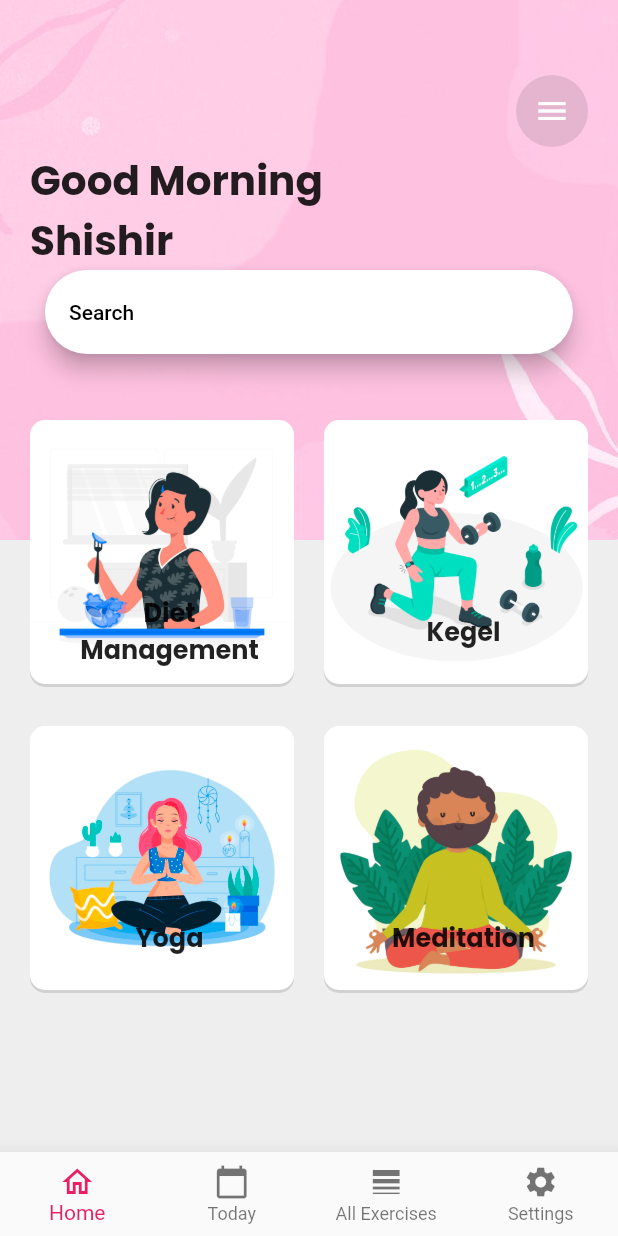
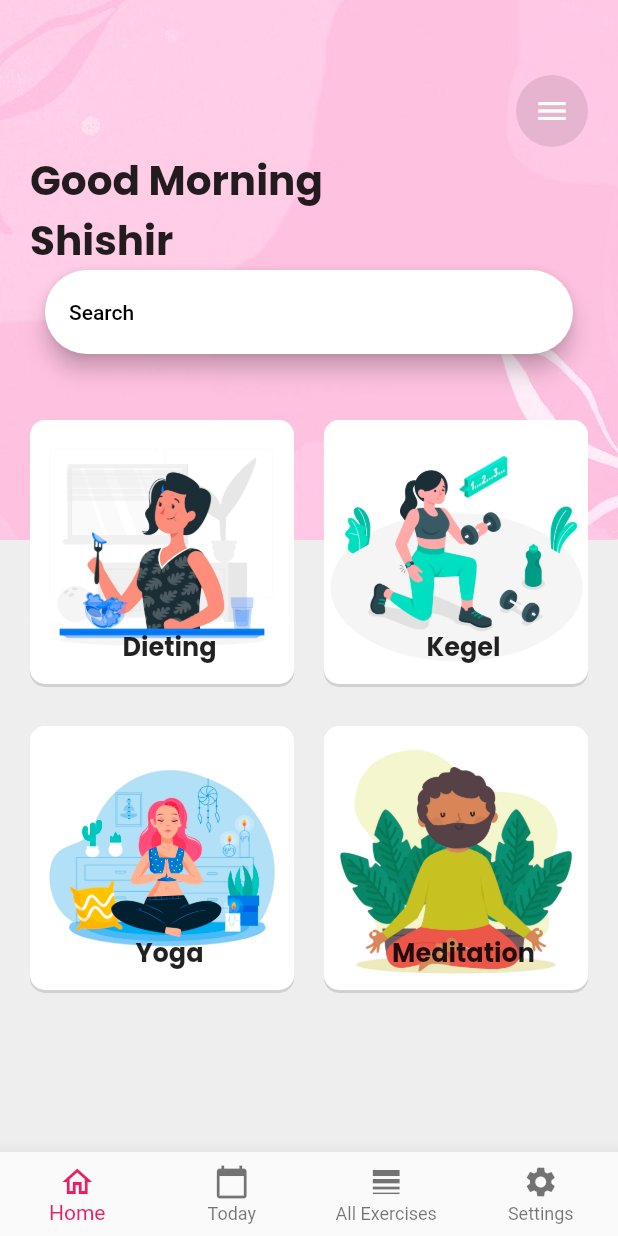
Before and after one commit to LawrenciaDzifa/Exercise-App-UI, a Flutter app: the screen it shows after launch, on a phone screen of 412 x 824 dp. Run offline on Flutter 3.47's test engine with Material 2 defaults, Android fonts, the light colour scheme and no system bars; missing offline and left inert: flappy_search_bar.

Commit message:
first commit

```diff
--- a/lib/Components/activities_bank.dart
+++ b/lib/Components/activities_bank.dart
@@ -13,7 +13,7 @@ class Activity {
 
 List<Activity> getAllActivities() => [
       Activity(
-        activityName: 'Diet Management',
+        activityName: 'Dieting',
         image: 'assets/images/diet3.jpg',
       ),
       Activity(
--- a/lib/Widgets/activities_grid.dart
+++ b/lib/Widgets/activities_grid.dart
@@ -47,7 +47,7 @@ class _AllExercisesState extends State<AllExercises> {
                   )),
               Padding(
                 padding:
-                    const EdgeInsets.only(top: 105.0, left: 20.0, right: 10.0),
+                    const EdgeInsets.only(top: 125.0, left: 20.0, right: 10.0),
                 child: Container(
                   alignment: Alignment.center,
                   child: Text(
```
